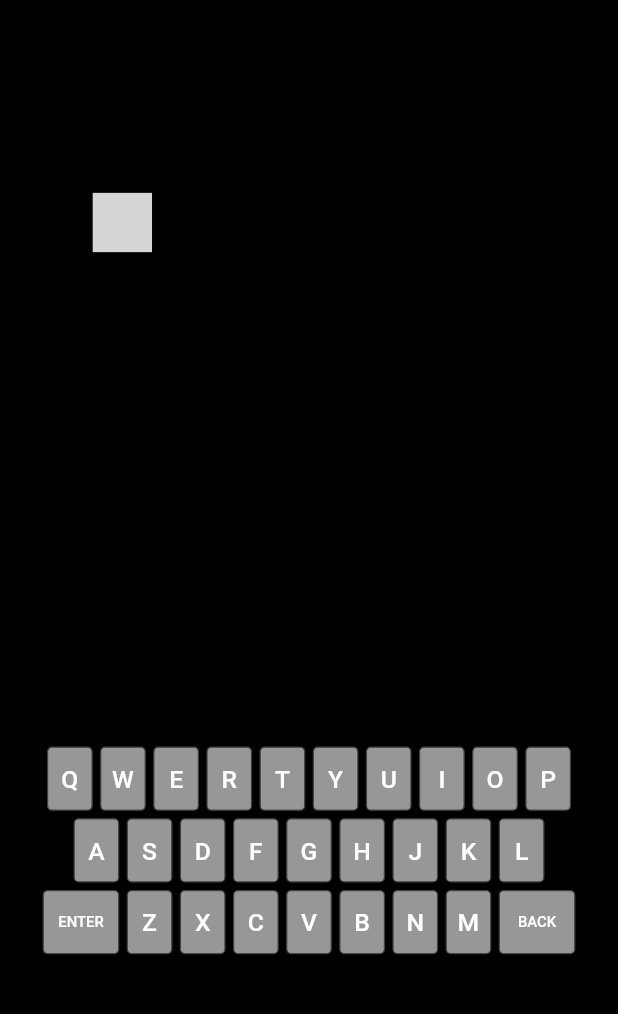
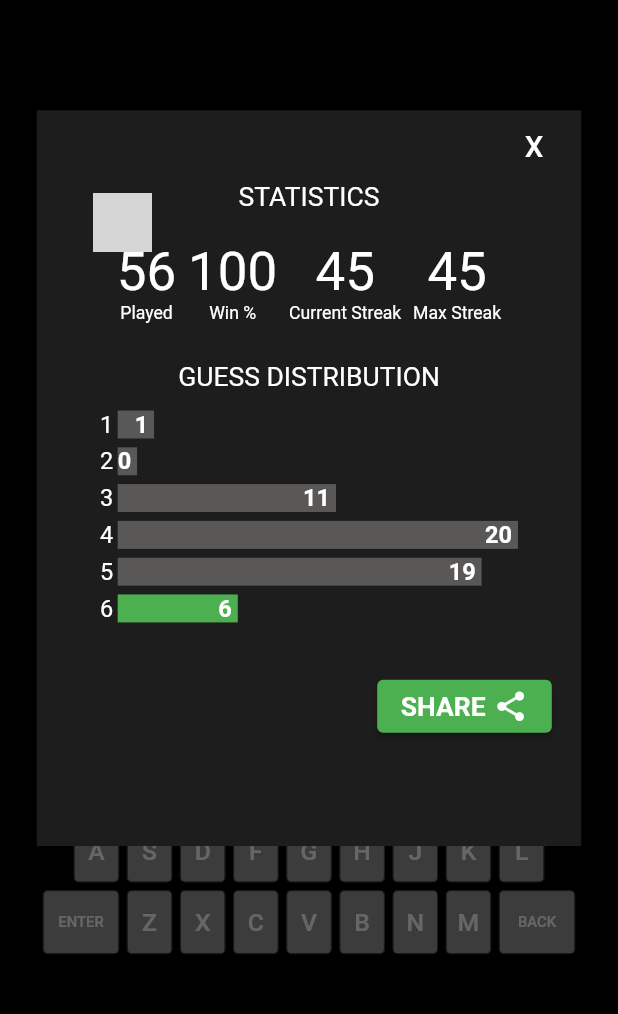
Before and after one commit to johnnysbug/flutterdle, a Flutter app: the screen it shows after launch, after a tap on the "leaderboard" icon, on a phone screen of 412 x 824 dp, the part 84-1098 px from its top. Run offline on Flutter 3.47's test engine with Material 2 defaults, Android fonts, the phone set to English and light mode, and no system bars; our stand-ins replace share_plus; missing offline and left inert: flutter_animator; statements that could not run were skipped; project files that could hold a hidden picture were left out; grey boxes are pictures that could not be loaded.

Commit message:
adds stats page

```diff
--- a/lib/main.dart
+++ b/lib/main.dart
@@ -6,6 +6,7 @@ import 'package:flutter_wordle/domain.dart';
 import 'package:flutter_wordle/game.dart';
 import 'package:flutter_wordle/widgets/board.dart';
 import 'package:flutter_wordle/widgets/keyboard.dart';
+import 'package:flutter_wordle/widgets/stats.dart';
 
 void main() {
   runApp(const MyApp());
@@ -44,6 +45,14 @@ class _MyHomePageState extends State<MyHomePage> {
     GlobalKey<AnimatorWidgetState>(),
     GlobalKey<AnimatorWidgetState>(),
   ];
+
+  bool _showStats = false;
+
+  void _close() {
+    setState(() {
+      _showStats = false;
+    });
+  }
 
   void _onKeyPressed(String val) {
     setState(() {
@@ -97,7 +106,7 @@ class _MyHomePageState extends State<MyHomePage> {
           Padding(
               padding: const EdgeInsets.only(right: 20.0),
               child: GestureDetector(
-                onTap: () {},
+                onTap: () => _openStats(),
                 child: const Icon(
                   Icons.leaderboard,
                   size: 26.0,
@@ -116,7 +125,8 @@ class _MyHomePageState extends State<MyHomePage> {
         ],
       ),
       backgroundColor: Colors.black,
-      body: SizedBox.expand(
+      body: Stack(children: [
+        SizedBox.expand(
           child: Container(
             color: Colors.black,
             child: FittedBox(
@@ -128,13 +138,22 @@ class _MyHomePageState extends State<MyHomePage> {
                   children: [
                     Positioned(
                         top: 25, left: 75, child: Board(_game.context, Wordle.rowLength, _keys)),
-                  Positioned(top: 470, left: 0, child: Keyboard(_game.context.keys, _onKeyPressed)),
+                    Positioned(
+                        top: 470, left: 0, child: Keyboard(_game.context.keys, _onKeyPressed)),
                   ],
                 ),
               ),
             ),
           ),
         ),
+        if (_showStats) ...[Stats(_close)]
+      ]),
     );
   }
+
+  _openStats() {
+    setState(() {
+      _showStats = true;
+    });
   }
+}
--- a/lib/widgets/board.dart
+++ b/lib/widgets/board.dart
@@ -1,6 +1,7 @@
 import 'package:flutter/material.dart';
 import 'package:flutter_animator/flutter_animator.dart';
 import 'package:flutter_wordle/domain.dart';
+import 'package:flutter_wordle/widgets/tile.dart';
 
 class Board extends StatelessWidget {
   final List<GlobalKey<AnimatorWidgetState>> _keys;
@@ -18,13 +19,14 @@ class Board extends StatelessWidget {
     for (var x = 0; x < board.length / _rowLength; x++) {
       final cells = <Widget>[];
       for (var y = 0; y < _rowLength; y++) {
-        cells.add(_buildCell(board[i].value, board[i].color));
+        cells.add(Tile(board[i].value, board[i].color));
         i++;
       }
       rows.add(Shake(
           key: _keys[x],
           preferences: const AnimationPreferences(
-            magnitude: 0.4,
+            magnitude: 0.7,
+            duration: Duration(milliseconds: 700),
             autoPlay: AnimationPlayStates.None),
           child: Flex(
             children: cells,
@@ -32,46 +34,6 @@ class Board extends StatelessWidget {
           )));
     }
     return rows;
-  }
-
-  Color _toColor(GameColor color) {
-    switch (color) {
-      case GameColor.exact:
-        return Colors.green;
-      case GameColor.partial:
-        return const Color.fromARGB(255, 207, 187, 98);
-      case GameColor.none:
-        return const Color.fromARGB(255, 90, 87, 87);
-      case GameColor.unset:
-        return Colors.black;
-    }
-  }
-
-  Widget _buildCell(String letter, GameColor color) {
-    return Flexible(
-      child: Padding(
-        padding: const EdgeInsets.all(2.0),
-        child: AspectRatio(
-          aspectRatio: 1,
-          child: Container(
-            decoration: BoxDecoration(
-                border: Border.all(
-                  width: 2,
-                  color: Colors.grey.shade800,
-                ),
-                borderRadius: const BorderRadius.all(Radius.circular(8)),
-                color: _toColor(color)),
-            child: FittedBox(
-                fit: BoxFit.contain,
-                child: Text(
-                  letter,
-                  textAlign: TextAlign.center,
-                  style: const TextStyle(color: Colors.white, fontWeight: FontWeight.bold),
-                )),
-          ),
-        ),
-      ),
-    );
   }
 
   @override
--- /dev/null
+++ b/lib/widgets/stats.dart
@@ -0,0 +1,248 @@
+import 'package:flutter/material.dart';
+import 'package:share_plus/share_plus.dart';
+
+class Stats extends StatelessWidget {
+  const Stats(this._close, {Key? key}) : super(key: key);
+
+  final Function _close;
+
+  int _getFlex(int number, int total) => (number / (number + (total - number)) * 10).ceil();
+
+  @override
+  Widget build(BuildContext context) {
+    return Material(
+      color: Colors.black.withOpacity(0.6),
+      child: FittedBox(
+          fit: BoxFit.contain,
+          child: SizedBox(
+              width: 420,
+              height: 670,
+              child: Stack(children: [
+                Positioned(
+                    top: 75,
+                    left: 25,
+                    child: SizedBox(
+                      width: 370,
+                      height: 500,
+                      child: Container(
+                        color: const Color.fromARGB(255, 29, 29, 29),
+                        child: Column(children: [
+                          Row(
+                            children: [
+                              const Spacer(),
+                              TextButton(
+                                  onPressed: () => _close(),
+                                  child: const Text(
+                                    "X",
+                                    style: TextStyle(
+                                      color: Colors.white,
+                                      fontSize: 20)))
+                            ],
+                          ),
+                          const Center(
+                              child: Text(
+                            "STATISTICS",
+                            style: TextStyle(
+                              color: Colors.white,
+                              fontSize: 18,
+                            ),
+                          )),
+                          Padding(
+                            padding: const EdgeInsets.fromLTRB(10, 20, 10, 5),
+                            child: Row(
+                              mainAxisAlignment: MainAxisAlignment.center,
+                              children: [
+                                Padding(
+                                  padding: const EdgeInsets.only(left: 4, right: 4),
+                                  child: Column(
+                                    children: const [
+                                      Text(
+                                        "56",
+                                        style: TextStyle(
+                                          color: Colors.white,
+                                          fontSize: 36,
+                                        ),
+                                      ),
+                                      Text(
+                                        "Played",
+                                        style: TextStyle(
+                                          color: Colors.white,
+                                          fontSize: 12,
+                                        ),
+                                      )
+                                    ],
+                                  ),
+                                ),
+                                Padding(
+                                  padding: const EdgeInsets.only(left: 4, right: 4),
+                                  child: Column(
+                                    children: const [
+                                      Text(
+                                        "100",
+                                        style: TextStyle(
+                                          color: Colors.white,
+                                          fontSize: 36,
+                                        ),
+                                      ),
+                                      Text(
+                                        "Win %",
+                                        style: TextStyle(
+                                          color: Colors.white,
+                                          fontSize: 12,
+                                        ),
+                                      )
+                                    ],
+                                  ),
+                                ),
+                                Padding(
+                                  padding: const EdgeInsets.only(left: 4, right: 4),
+                                  child: Column(
+                                    children: const [
+                                      Text(
+                                        "45",
+                                        style: TextStyle(
+                                          color: Colors.white,
+                                          fontSize: 36,
+                                        ),
+                                      ),
+                                      Text(
+                                        "Current Streak",
+                                        softWrap: true,
+                                        style: TextStyle(
+                                          color: Colors.white,
+                                          fontSize: 12,
+                                        ),
+                                      )
+                                    ],
+                                  ),
+                                ),
+                                Padding(
+                                  padding: const EdgeInsets.only(left: 4, right: 4),
+                                  child: Column(
+                                    children: const [
+                                      Text(
+                                        "45",
+                                        style: TextStyle(
+                                          color: Colors.white,
+                                          fontSize: 36,
+                                        ),
+                                      ),
+                                      Text(
+                                        "Max Streak",
+                                        softWrap: true,
+                                        style: TextStyle(
+                                          color: Colors.white,
+                                          fontSize: 12,
+                                        ),
+                                      )
+                                    ],
+                                  ),
+                                )
+                              ],
+                            ),
+                          ),
+                          const Padding(
+                            padding: EdgeInsets.only(top: 20),
+                            child: Center(
+                                child: Text(
+                              "GUESS DISTRIBUTION",
+                              style: TextStyle(
+                                color: Colors.white,
+                                fontSize: 18,
+                              ),
+                            )),
+                          ),
+                          Padding(
+                            padding: const EdgeInsets.fromLTRB(40, 10, 40, 10),
+                            child: Column(
+                              children: [
+                                _statRow(1, 1, 20),
+                                _statRow(2, 0, 20),
+                                _statRow(3, 11, 20),
+                                _statRow(4, 20, 20),
+                                _statRow(5, 19, 20),
+                                _statRow(6, 6, 20, isCurrent: true),
+                              ],
+                            ),
+                          ),
+                          Padding(
+                            padding: const EdgeInsets.all(20.0),
+                            child: Row(
+                              children: [
+                                const Spacer(),
+                                ElevatedButton(
+                                  style: ElevatedButton.styleFrom(primary: Colors.green),
+                                  onPressed: () {
+                                    Share.share('Flutter Wordle 5/6\n\nTODO GET BLOCKS',
+                                        subject: 'Flutter Wordle 5/6');
+                                  },
+                                  child: Row(
+                                    mainAxisSize: MainAxisSize.min,
+                                    children: const [
+                                      Text('SHARE',
+                                          style: TextStyle(
+                                            fontWeight: FontWeight.bold,
+                                            color: Colors.white,
+                                            fontSize: 18,
+                                          )),
+                                      SizedBox(
+                                        width: 5,
+                                      ),
+                                      Icon(
+                                        Icons.share,
+                                        size: 24.0,
+                                      ),
+                                    ],
+                                  ),
+                                ),
+                              ],
+                            ),
+                          )
+                        ]),
+                      ),
+                    ))
+              ]))),
+    );
+  }
+
+  Padding _statRow(int rowNumber, int completed, int total, {bool isCurrent = false}) {
+    return Padding(
+      padding: const EdgeInsets.all(3),
+      child: Row(
+        children: [
+          Padding(
+            padding: const EdgeInsets.only(right: 3.0),
+            child: Text(
+              rowNumber.toString(),
+              style: const TextStyle(
+                color: Colors.white,
+                fontSize: 16,
+              ),
+            ),
+          ),
+          Expanded(
+            flex: _getFlex(completed, total),
+            child: Container(
+                color: isCurrent ? Colors.green : const Color.fromARGB(255, 90, 87, 87),
+                child: Padding(
+                  padding: const EdgeInsets.only(right: 4),
+                  child: Text(
+                    completed.toString(),
+                    textAlign: TextAlign.end,
+                    style: const TextStyle(
+                      color: Colors.white,
+                      fontWeight: FontWeight.bold,
+                      fontSize: 16,
+                    ),
+                  ),
+                )),
+          ),
+          Expanded(
+            flex: _getFlex(total - completed, total),
+            child: Container(),
+          ),
+        ],
+      ),
+    );
+  }
+}
--- /dev/null
+++ b/lib/widgets/tile.dart
@@ -0,0 +1,49 @@
+import 'package:flutter/material.dart';
+import 'package:flutter_wordle/domain.dart';
+
+class Tile extends StatelessWidget {
+  const Tile(this.letter, this.color, {Key? key}) : super(key: key);
+
+  final String letter;
+  final GameColor color;
+
+  Color _toColor(GameColor color) {
+    switch (color) {
+      case GameColor.exact:
+        return Colors.green;
+      case GameColor.partial:
+        return const Color.fromARGB(255, 207, 187, 98);
+      case GameColor.none:
+        return const Color.fromARGB(255, 90, 87, 87);
+      case GameColor.unset:
+        return Colors.black;
+    }
+  }
+  @override
+  Widget build(BuildContext context) {
+    return Flexible(
+      child: Padding(
+        padding: const EdgeInsets.all(2.0),
+        child: AspectRatio(
+          aspectRatio: 1,
+          child: Container(
+            decoration: BoxDecoration(
+                border: Border.all(
+                  width: 2,
+                  color: Colors.grey.shade800,
+                ),
+                borderRadius: const BorderRadius.all(Radius.circular(8)),
+                color: _toColor(color)),
+            child: FittedBox(
+                fit: BoxFit.contain,
+                child: Text(
+                  letter,
+                  textAlign: TextAlign.center,
+                  style: const TextStyle(color: Colors.white, fontWeight: FontWeight.bold),
+                )),
+          ),
+        ),
+      ),
+    );
+  }
+}
--- a/pubspec.yaml
+++ b/pubspec.yaml
@@ -36,6 +36,7 @@ dependencies:
   cupertino_icons: ^1.0.2
   test: ^1.19.5
   tuple: ^2.0.0
+  share_plus: ^4.0.2
 
 dev_dependencies:
   flutter_test:
@@ -57,6 +58,7 @@ flutter:
   assets:
     - assets/answers.txt
     - assets/allowed_guesses.txt
+    - assets/stats.json
   # The following line ensures that the Material Icons font is
   # included with your application, so that you can use the icons in
   # the material Icons class.
```
Also changed, not shown: assets/stats.json (added, +14 -0 lines), 5 other files. Lines whose indentation alone changed are shown as unchanged.
